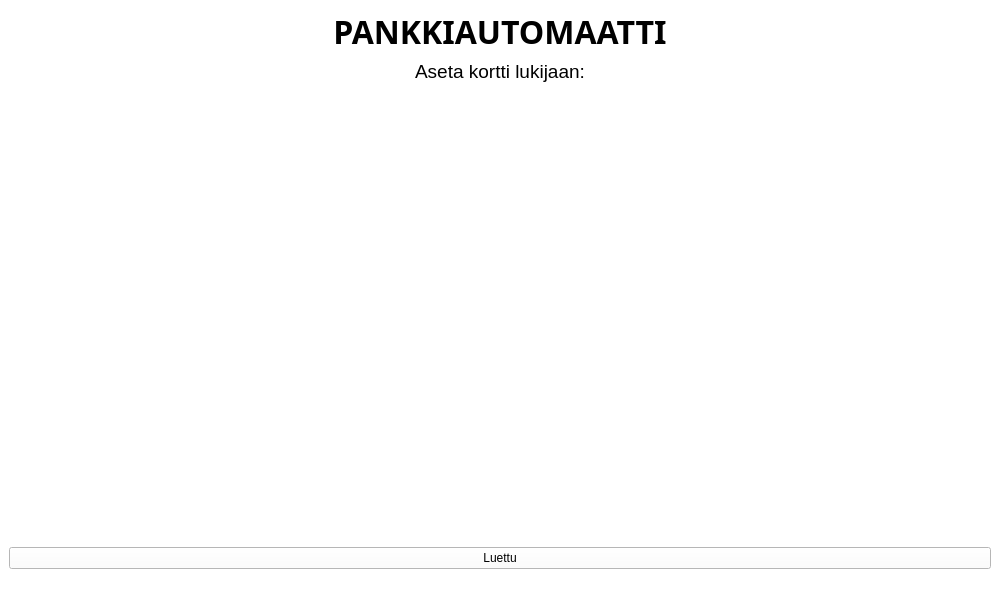
Before: the Qt Designer form BankEXE/mainwindow.ui in Akllu/BankSimul, drawn with Qt 5.
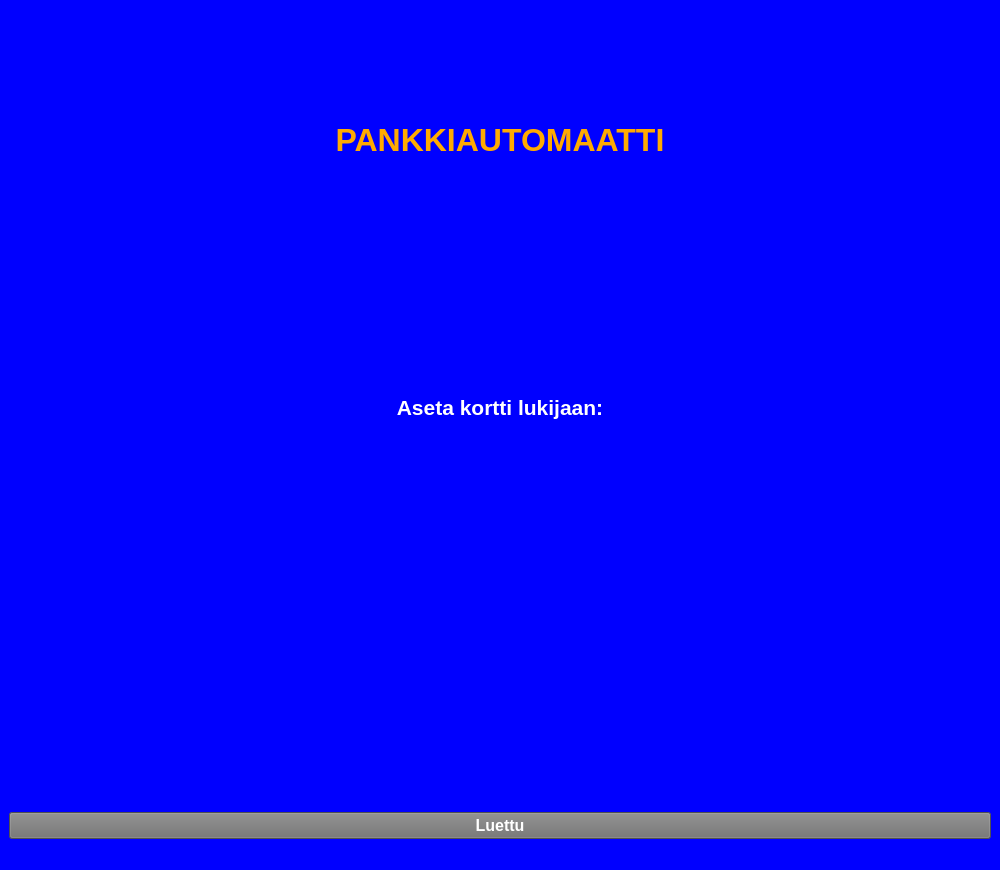
After: the same form once the commit is applied. Icons and pictures are not drawn.

Diff of the .ui file:
```diff
--- a/BankEXE/mainwindow.ui
+++ b/BankEXE/mainwindow.ui
@@ -7,14 +7,15 @@
     <x>0</x>
     <y>0</y>
     <width>1000</width>
-    <height>600</height>
+    <height>870</height>
    </rect>
   </property>
   <property name="windowTitle">
    <string>MainWindow</string>
   </property>
   <property name="styleSheet">
-   <string notr="true">background-color: rgb(255, 255, 255);</string>
+   <string notr="true">background-color: rgb(0, 0, 255);
+color: rgb(255, 255, 255);</string>
   </property>
   <widget class="QWidget" name="centralwidget">
    <layout class="QVBoxLayout" name="verticalLayout">
@@ -22,7 +23,6 @@
      <widget class="QLabel" name="headerLabel">
       <property name="font">
        <font>
-        <family>Segoe UI Black</family>
         <pointsize>24</pointsize>
         <weight>75</weight>
         <bold>true</bold>
@@ -31,6 +31,9 @@
       <property name="autoFillBackground">
        <bool>false</bool>
       </property>
+      <property name="styleSheet">
+       <string notr="true">color: rgb(255, 170, 0);</string>
+      </property>
       <property name="frameShape">
        <enum>QFrame::NoFrame</enum>
       </property>
@@ -49,7 +52,9 @@
      <widget class="QLabel" name="insertLabel">
       <property name="font">
        <font>
-        <pointsize>14</pointsize>
+        <pointsize>16</pointsize>
+        <weight>75</weight>
+        <bold>true</bold>
        </font>
       </property>
       <property name="frameShape">
@@ -65,12 +70,6 @@
     </item>
     <item>
      <widget class="QLabel" name="pictureLabel">
-      <property name="sizePolicy">
-       <sizepolicy hsizetype="Expanding" vsizetype="Expanding">
-        <horstretch>0</horstretch>
-        <verstretch>0</verstretch>
-       </sizepolicy>
-      </property>
       <property name="text">
        <string/>
       </property>
@@ -81,6 +80,17 @@
     </item>
     <item>
      <widget class="QPushButton" name="pushButton">
+      <property name="font">
+       <font>
+        <pointsize>12</pointsize>
+        <weight>75</weight>
+        <bold>true</bold>
+       </font>
+      </property>
+      <property name="styleSheet">
+       <string notr="true">background-color: rgb(112, 112, 112);
+color: rgb(255, 255, 255);</string>
+      </property>
       <property name="text">
        <string>Luettu</string>
       </property>
```
Left out of the diff: 5 changed lines with no effect on the pictures.
